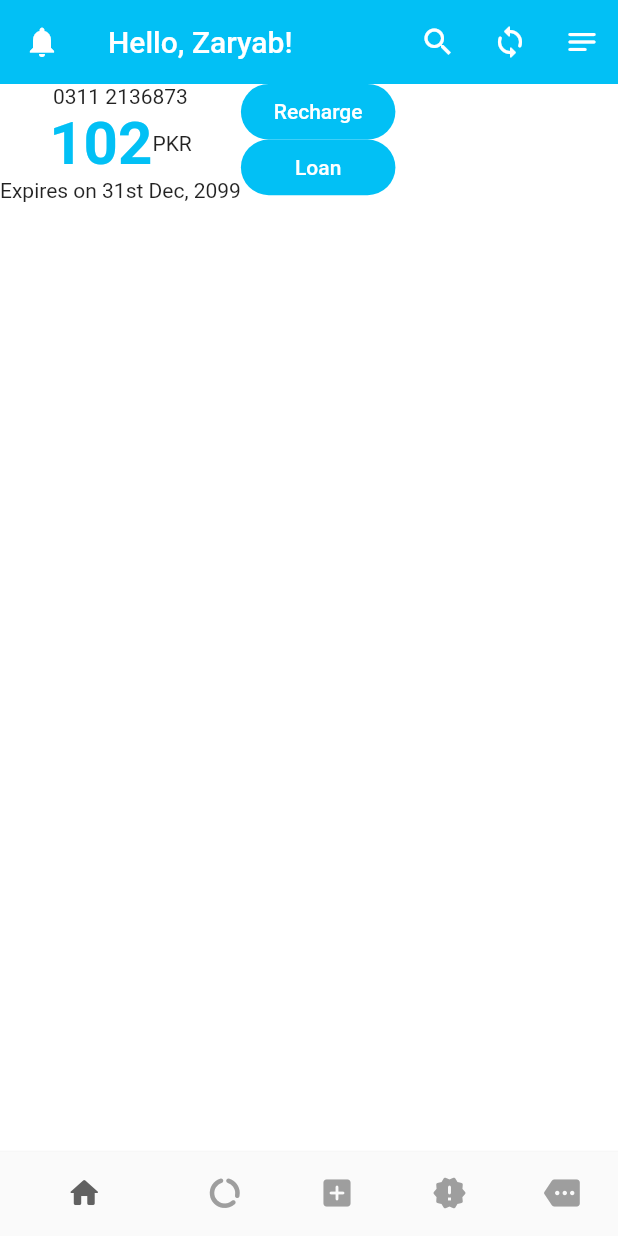
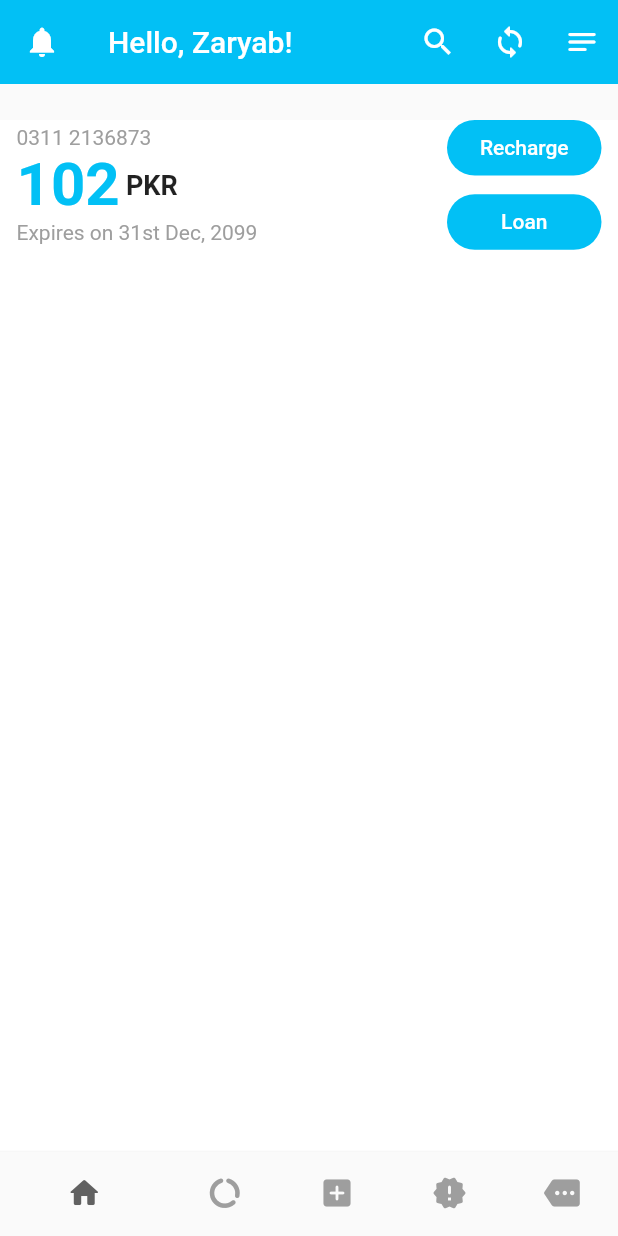
Before and after one commit to ZaryabAlam/Bong, a Flutter app: the screen it shows after launch, on a phone screen of 412 x 824 dp. Run offline on Flutter 3.47's test engine with Material 2 defaults, Android fonts, the phone set to English and light mode, and no system bars.

Commit message:
Work Updated

```diff
--- /dev/null
+++ b/lib/appbar.dart
@@ -0,0 +1,50 @@
+import 'package:flutter/material.dart';
+
+import 'extra.dart';
+
+class Appbar1 extends StatefulWidget {
+  @override
+  State<Appbar1> createState() => _Appbar1State();
+}
+
+class _Appbar1State extends State<Appbar1> {
+  @override
+  Widget build(BuildContext context) {
+    return Scaffold(
+      appBar: AppBar(
+        centerTitle: false,
+        elevation: 0,
+        title: Text("Hello, Zaryab!"),
+        leading: IconButton(
+            icon: Icon(Icons.notifications),
+            onPressed: () {
+              Navigator.push(
+                  context, MaterialPageRoute(builder: (context) => Extra()));
+            }),
+        actions: [
+          IconButton(
+              icon: Icon(Icons.search),
+              onPressed: () {
+                Navigator.push(
+                    context, MaterialPageRoute(builder: (context) => Extra()));
+              }),
+          IconButton(
+              icon: Icon(Icons.loop_rounded),
+              onPressed: () {
+                Navigator.push(
+                    context, MaterialPageRoute(builder: (context) => Extra()));
+              }),
+          IconButton(
+              icon: Icon(Icons.notes_rounded),
+              onPressed: () {
+                Navigator.push(
+                    context, MaterialPageRoute(builder: (context) => Extra()));
+              })
+        ],
+        flexibleSpace: Container(
+          decoration: BoxDecoration(color: Color(0xFF02c0f5)),
+        ),
+      ),
+    );
+  }
+}
--- /dev/null
+++ b/lib/card.dart
@@ -0,0 +1,15 @@
+import 'package:flutter/material.dart';
+
+class Card extends StatefulWidget {
+  @override
+  State<Card> createState() => _CardState();
+}
+
+class _CardState extends State<Card> {
+  @override
+  Widget build(BuildContext context) {
+    return Scaffold(
+      body: Column(),
+    );
+  }
+}
--- a/lib/home.dart
+++ b/lib/home.dart
@@ -1,3 +1,4 @@
+import 'package:bong/appbar.dart';
 import 'package:bong/extra.dart';
 import 'package:flutter/material.dart';
 
@@ -9,48 +10,20 @@ class Home extends StatelessWidget {
 
     return Scaffold(
       backgroundColor: Colors.white,
-      appBar: AppBar(
-        centerTitle: false,
-        elevation: 0,
-        title: Text("Hello, Zaryab!"),
-        leading: IconButton(
-            icon: Icon(Icons.notifications),
-            onPressed: () {
-              Navigator.push(
-                  context, MaterialPageRoute(builder: (context) => Extra()));
-            }),
-        actions: [
-          IconButton(
-              icon: Icon(Icons.search),
-              onPressed: () {
-                Navigator.push(
-                    context, MaterialPageRoute(builder: (context) => Extra()));
-              }),
-          IconButton(
-              icon: Icon(Icons.loop_rounded),
-              onPressed: () {
-                Navigator.push(
-                    context, MaterialPageRoute(builder: (context) => Extra()));
-              }),
-          IconButton(
-              icon: Icon(Icons.notes_rounded),
-              onPressed: () {
-                Navigator.push(
-                    context, MaterialPageRoute(builder: (context) => Extra()));
-              })
-        ],
-        flexibleSpace: Container(
-          decoration: BoxDecoration(color: Color(0xFF02c0f5)),
-        ),
-      ),
 //////////////////////////////// Body /////////////////////////////////////////////////
-      body: Stack(
+///////////////////////////////// Top /////////////////////////////////////////////////
+      body: SingleChildScrollView(
+        child: Stack(
           children: [
             Row(
+              mainAxisAlignment: MainAxisAlignment.spaceAround,
               children: [
-              Column(
+                Container(
+                  child: Column(
+                    crossAxisAlignment: CrossAxisAlignment.start,
                     children: [
-                  Text("0311 2136873"),
+                      Text("0311 2136873",
+                          style: TextStyle(color: Colors.grey)),
                       Row(
                         children: [
                           Text(
@@ -60,13 +33,25 @@ class Home extends StatelessWidget {
                                 color: Color(0xFF02c0f5),
                                 fontWeight: FontWeight.bold),
                           ),
-                      Text("PKR"),
+                          SizedBox(
+                            width: _w * 0.01,
+                          ),
+                          Text("PKR",
+                              style: TextStyle(
+                                  fontSize: 18, fontWeight: FontWeight.bold)),
                         ],
                       ),
-                  Text("Expires on 31st Dec, 2099"),
+                      Text("Expires on 31st Dec, 2099",
+                          style: TextStyle(color: Colors.grey)),
                     ],
                   ),
-              Column(
+                ),
+                SizedBox(
+                  width: _w * 0.2,
+                ),
+                Container(
+                  child: Column(
+                    crossAxisAlignment: CrossAxisAlignment.end,
                     children: [
                       Container(
                         height: _h * 0.045,
@@ -81,6 +66,9 @@ class Home extends StatelessWidget {
                               primary: Colors.transparent,
                               shadowColor: Colors.transparent),
                         ),
+                      ),
+                      SizedBox(
+                        height: _h * 0.015,
                       ),
                       Container(
                         height: _h * 0.045,
@@ -97,10 +85,12 @@ class Home extends StatelessWidget {
                         ),
                       ),
                     ],
+                  ),
                 )
               ],
             ),
           ],
+        ),
       ),
 //////////////////////////////// Nav Bar /////////////////////////////////////////////////
       bottomNavigationBar: BottomNavigationBar(
--- a/lib/main.dart
+++ b/lib/main.dart
@@ -1,3 +1,4 @@
+import 'package:bong/appbar.dart';
 import 'package:bong/first.dart';
 import 'package:bong/splash.dart';
 import 'package:flutter/material.dart';
@@ -13,6 +14,8 @@ class MyApp extends StatelessWidget {
     return MaterialApp(
       debugShowCheckedModeBanner: false,
       home: Scaffold(
+        appBar: PreferredSize(
+            preferredSize: Size.fromHeight(80.0), child: Appbar1()),
         body: Home(),
       ),
     );
```
Lines whose indentation alone changed are shown as unchanged.
